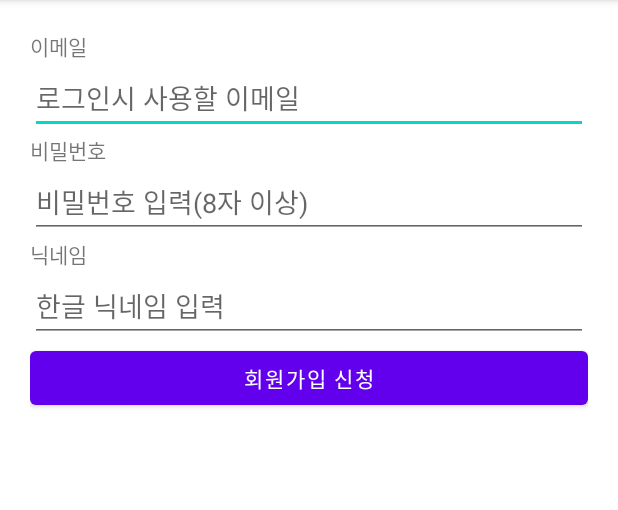
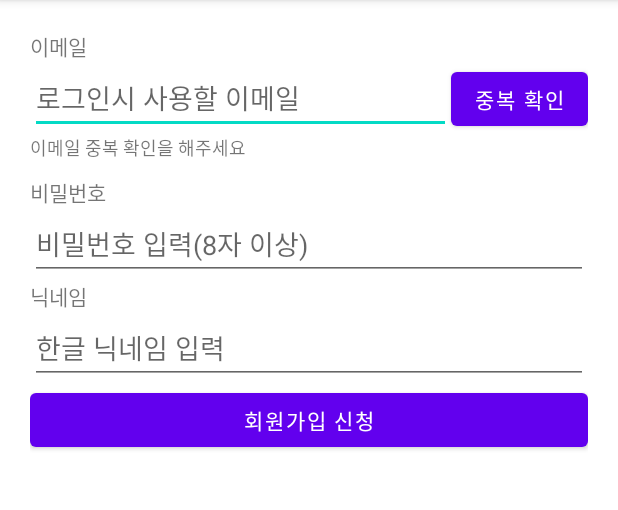
Before and after one commit to ooooo5h/Daily10MinutesApplication_20210411, an Android app: the SignUpActivity screen opened directly, with no data from a screen before it, on a phone screen of 412 x 824 dp, the part 84-594 px from its top. Run offline under Robolectric (Android 15) with nearby library versions, the phone set to English and light mode, and no system bars.

Commit message:
회원가입시 이메일 중복 확인 화면 추가 구성

```diff
--- a/app/src/main/res/layout/activity_sign_up.xml
+++ b/app/src/main/res/layout/activity_sign_up.xml
@@ -13,14 +13,36 @@
         android:layout_height="wrap_content"
         android:text="이메일" />
 
-    <EditText
-        android:id="@+id/emailEdt"
+    <LinearLayout
         android:layout_width="match_parent"
         android:layout_height="wrap_content"
-        android:hint="로그인시 사용할 이메일"
-        android:inputType="textEmailAddress" />
+        android:orientation="horizontal" >
+
+        <EditText
+            android:id="@+id/emailEdt"
+            android:layout_width="0dp"
+            android:layout_weight="1"
+            android:layout_height="wrap_content"
+            android:hint="로그인시 사용할 이메일"
+            android:inputType="textEmailAddress" />
+
+        <Button
+            android:id="@+id/emailCheckBtn"
+            android:layout_width="wrap_content"
+            android:layout_height="wrap_content"
+            android:text="중복 확인" />
+
+    </LinearLayout>
 
     <TextView
+        android:id="@+id/emailCheckResultTxt"
+        android:layout_width="wrap_content"
+        android:layout_height="wrap_content"
+        android:text="이메일 중복 확인을 해주세요"
+        android:textSize="12sp" />
+
+    <TextView
+        android:layout_marginTop="10dp"
         android:layout_width="wrap_content"
         android:layout_height="wrap_content"
         android:text="비밀번호" />
```
